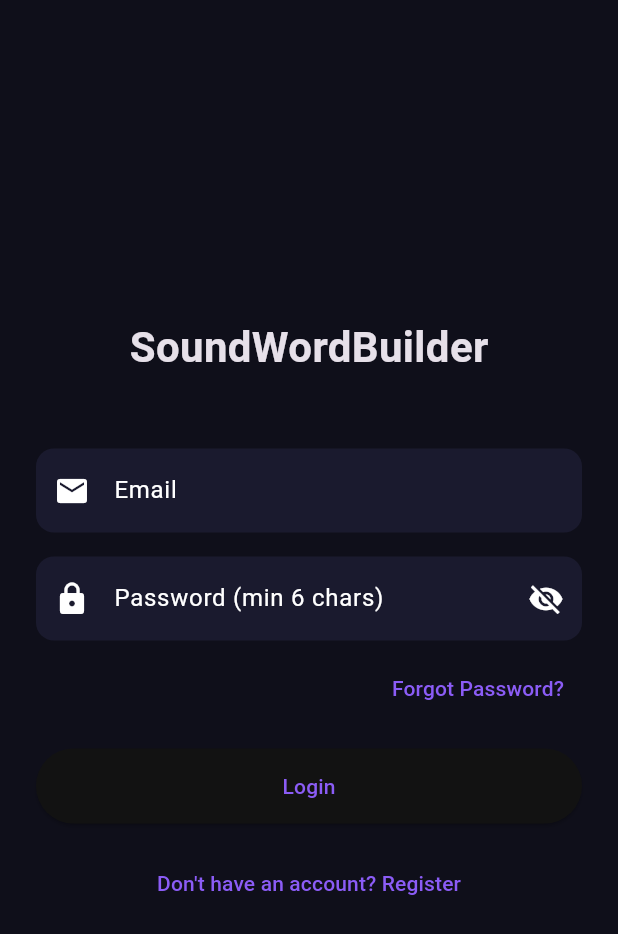
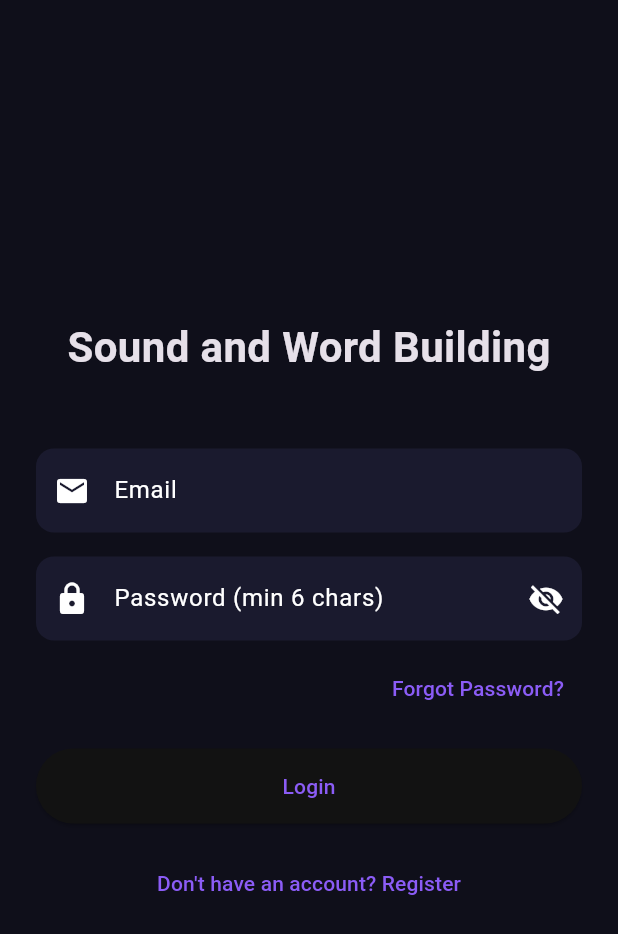
Before and after one commit to akihmluh-collab/SoundWordBuilderFlutter, a Flutter app: the screen it shows after launch, on a phone screen of 412 x 824 dp. Shown: the top 934 px of the screen. Run offline on Flutter 3.47's test engine with Material 3 defaults, Android fonts, the phone set to English and light mode, and no system bars; our stand-ins replace cloud_firestore, connectivity_plus, firebase_auth, firebase_core, firebase_messaging, flutter_local_notifications and 1 more; accounts and stored records are empty.

Commit message:
Renamed app to Sound and Word Building

```diff
--- a/lib/screens/auth/login_screen.dart
+++ b/lib/screens/auth/login_screen.dart
@@ -77,7 +77,7 @@ class _LoginScreenState extends State<LoginScreen> {
           mainAxisAlignment: MainAxisAlignment.center,
           children: [
             const Text(
-              'SoundWordBuilder',
+              'Sound and Word Building',
               style: TextStyle(fontSize: 28, fontWeight: FontWeight.bold),
             ),
             const SizedBox(height: 48),
--- a/pubspec.yaml
+++ b/pubspec.yaml
@@ -1,5 +1,5 @@
 name: soundwordbuilder_new
-description: "A new Flutter project."
+description: "Sound and Word Building - Learn sounds and words"
 # The following line prevents the package from being accidentally published to
 # pub.dev using `flutter pub publish`. This is preferred for private packages.
 publish_to: 'none' # Remove this line if you wish to publish to pub.dev
```
Also changed, not shown: 1 other file.
